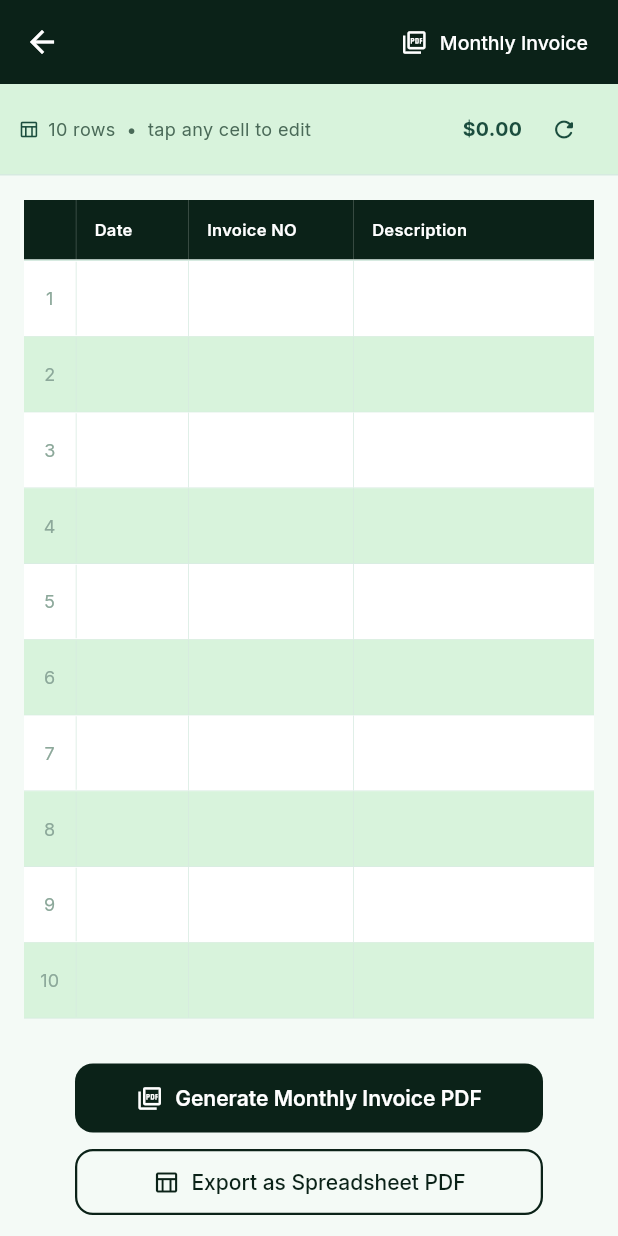
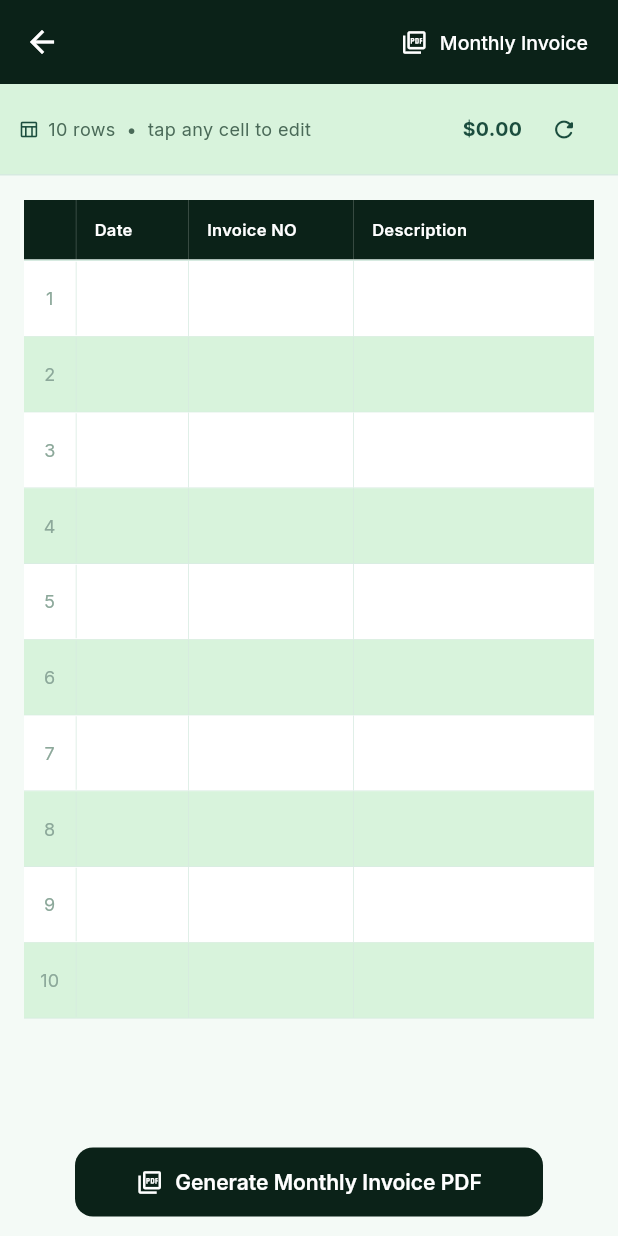
Before and after one commit to Kaneka0-0/invoice-mom-project, a Flutter app: the _SpreadsheetPage screen opened directly with empty values, after a tap on "Monthly Invoice", on a phone screen of 412 x 824 dp. Run offline on Flutter 3.47's test engine with Material 3 defaults, Android fonts, the phone set to English and light mode, and no system bars; our stand-ins replace go_router, google_fonts, pdf, printing, shared_preferences, supabase_flutter; missing offline and left inert: dart:js; accounts and stored records are empty; project files that could hold a hidden picture were left out.

Commit message:
Remove spreadsheet PDF button; fix monthly invoice PDF on Android
- Remove 'Export as Spreadsheet PDF' button from spreadsheet view (redundant with invoice list)
- Fix 'Generate Monthly Invoice PDF' on APK: use PdfService + Printing on mobile instead of web-only InvoiceHtmlService stub

Co-Authored-By: Claude Sonnet 4.6 <noreply@anthropic.com>

```diff
--- a/lib/screens/invoices/monthly_export_screen.dart
+++ b/lib/screens/invoices/monthly_export_screen.dart
@@ -636,7 +636,6 @@ class _SpreadsheetPage extends StatefulWidget {
 
 class _SpreadsheetPageState extends State<_SpreadsheetPage> {
   late List<_EditRow> _rows;
-  bool _exporting = false;
   bool _exportingMonthly = false;
 
   void _resetRows() {
@@ -727,29 +726,26 @@ class _SpreadsheetPageState extends State<_SpreadsheetPage> {
     'total':     r.isEmpty ? '' : _fmt.format(r.total),
   }).toList();
 
-  Future<void> _export() async {
-    setState(() => _exporting = true);
-    try {
-      final sym   = widget.provider.settings.currencySymbol;
-      final bytes = await PdfService.generateSpreadsheetExport(
-        rows: _rowMaps(), settings: widget.provider.settings,
-        title: widget.title, sym: sym,
-      );
-      if (mounted) await Printing.layoutPdf(onLayout: (_) => bytes);
-    } finally {
-      if (mounted) setState(() => _exporting = false);
-    }
-  }
-
   Future<void> _exportMonthlyInvoice() async {
     setState(() => _exportingMonthly = true);
     try {
+      if (kIsWeb) {
         await InvoiceHtmlService.downloadMonthlyFromRows(
           rows:       _rowMaps(),
           client:     widget.client,
           settings:   widget.provider.settings,
           monthLabel: widget.monthLabel,
         );
+      } else {
+        final sym   = widget.provider.settings.currencySymbol;
+        final bytes = await PdfService.generateSpreadsheetExport(
+          rows:     _rowMaps(),
+          settings: widget.provider.settings,
+          title:    widget.title,
+          sym:      sym,
+        );
+        if (mounted) await Printing.layoutPdf(onLayout: (_) => bytes);
+      }
     } finally {
       if (mounted) setState(() => _exportingMonthly = false);
     }
@@ -912,25 +908,6 @@ class _SpreadsheetPageState extends State<_SpreadsheetPage> {
                   backgroundColor: _kDark,
                   foregroundColor: Colors.white,
                   padding: const EdgeInsets.symmetric(vertical: 14),
-                  shape: RoundedRectangleBorder(
-                      borderRadius: BorderRadius.circular(12)),
-                ),
-              ),
-              const SizedBox(height: 8),
-              OutlinedButton.icon(
-                icon: _exporting
-                    ? const SizedBox(
-                        width: 16, height: 16,
-                        child: CircularProgressIndicator(strokeWidth: 2))
-                    : const Icon(Icons.table_chart_outlined, size: 18),
-                label: Text(_exporting
-                    ? 'Generating…'
-                    : 'Export as Spreadsheet PDF'),
-                onPressed: (_rows.isEmpty || _exporting) ? null : _export,
-                style: OutlinedButton.styleFrom(
-                  foregroundColor: _kDark,
-                  padding: const EdgeInsets.symmetric(vertical: 13),
-                  side: const BorderSide(color: _kDark, width: 1.5),
                   shape: RoundedRectangleBorder(
                       borderRadius: BorderRadius.circular(12)),
                 ),
```
Lines whose indentation alone changed are shown as unchanged.
